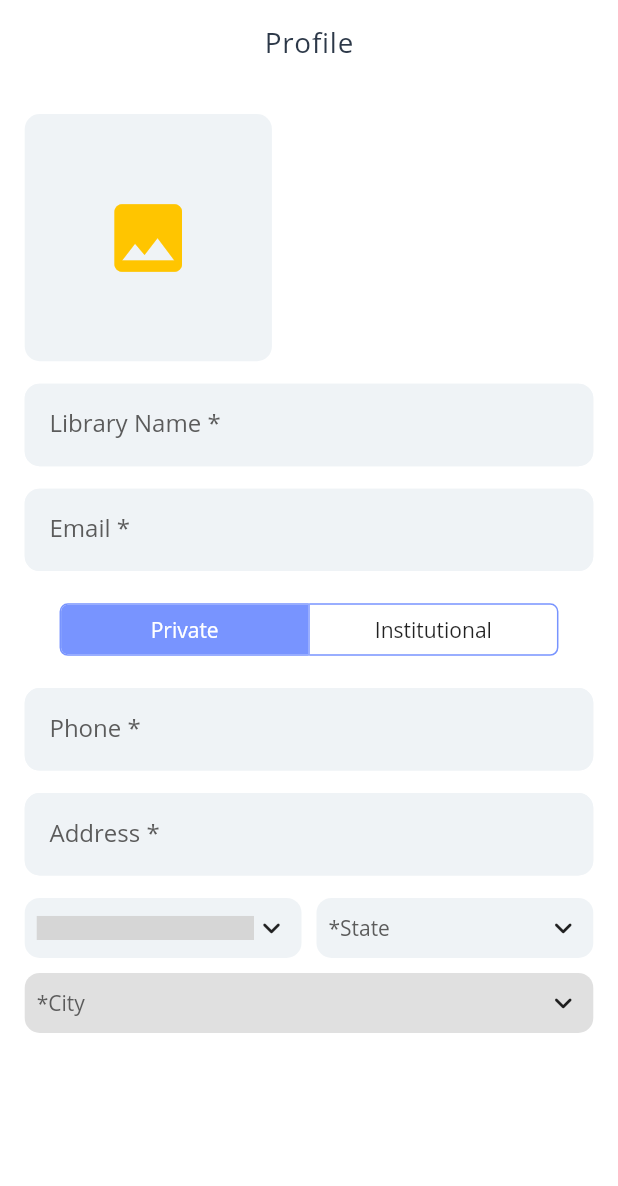
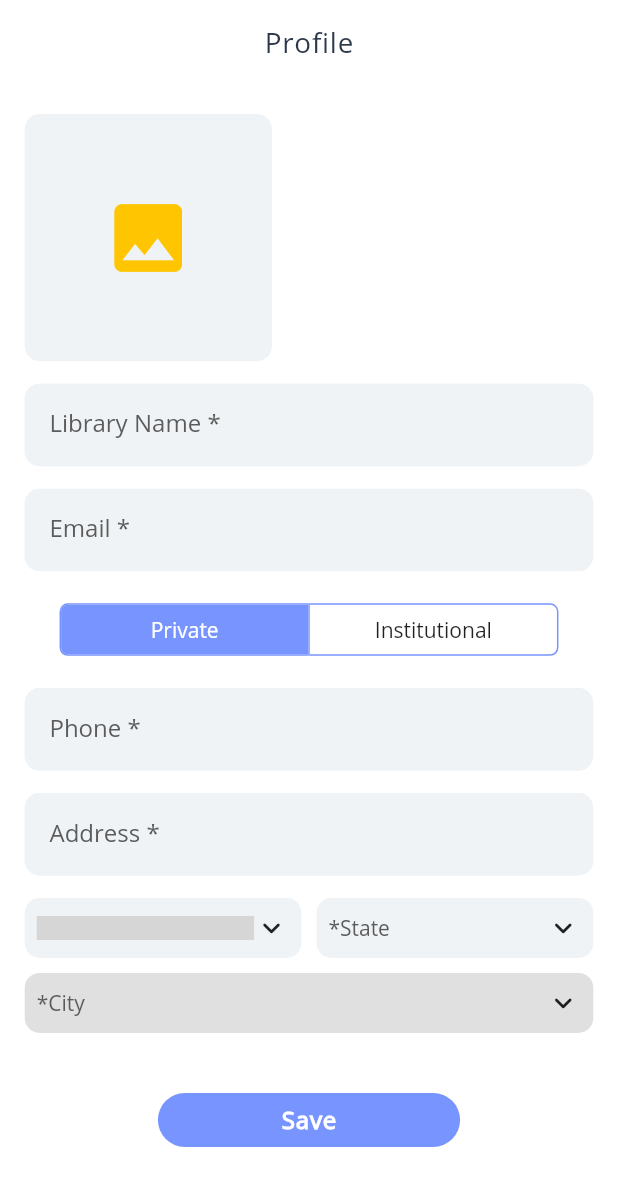
Before and after one commit to harshtaliwal30/e-lib-admin, a Flutter app: the ProfileScreen screen opened by its route, on a phone screen of 412 x 824 dp. Shown: the top 1186 px of the screen. Run offline on Flutter 3.47's test engine with Material 2 defaults, Android fonts, the phone set to English and light mode, and no system bars; drawn by our look-alikes of csc_picker; our stand-ins replace cached_network_image, cloud_firestore, firebase_auth, firebase_core, flutter_svg, get and 1 more; accounts and stored records are empty; grey boxes are pictures that could not be loaded.

Commit message:
Add button

```diff
--- a/lib/screens/profile_screen.dart
+++ b/lib/screens/profile_screen.dart
@@ -108,6 +108,25 @@ class ProfileScreen extends StatelessWidget {
                 ),
                 SizedBox(height: 15),
                 Text(_profileController.countryValue.value + _profileController.stateValue.value + _profileController.cityValue.value),
+                Align(
+                  alignment: Alignment.center,
+                  child: MaterialButton(
+                    shape: RoundedRectangleBorder(
+                      borderRadius: BorderRadius.circular(20),
+                    ),
+                    padding: EdgeInsets.symmetric(
+                      horizontal: AppUIConst.safeBlockHorizontal * 20,
+                    ),
+                    color: Utils.blue,
+                    elevation: 0,
+                    onPressed: () {},
+                    child: Utils().getText(
+                      "Save",
+                      color: Utils.white,
+                      fontWeight: FontWeight.bold,
+                    ),
+                  ),
+                )
               ],
             ),
           ),
```
